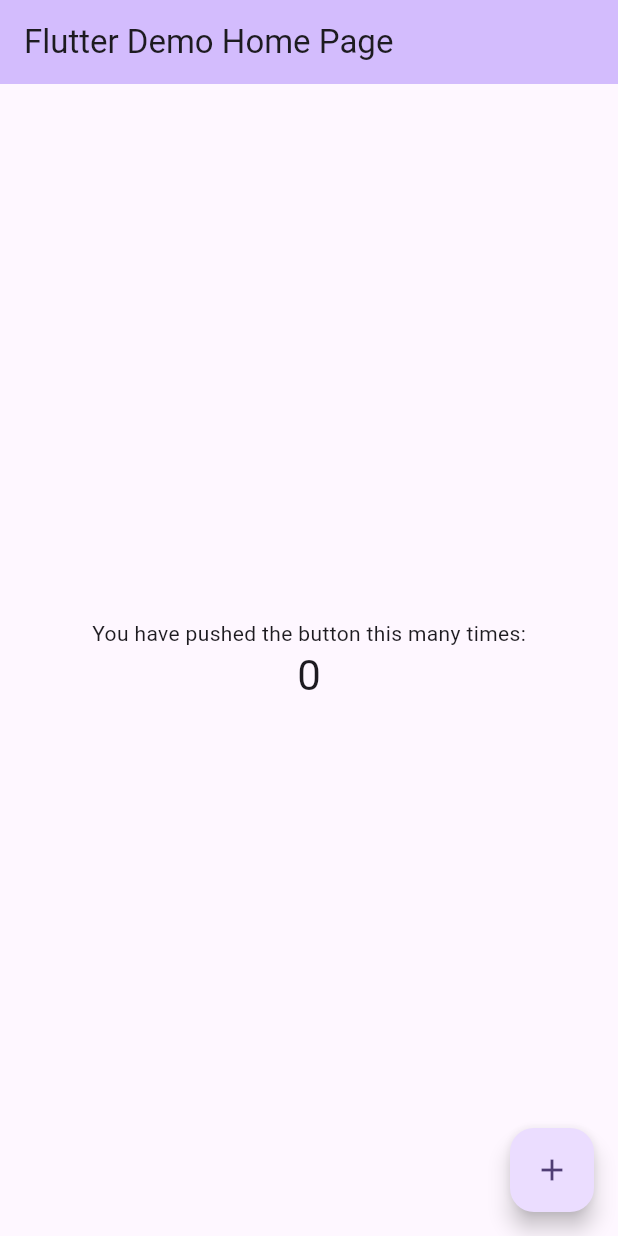
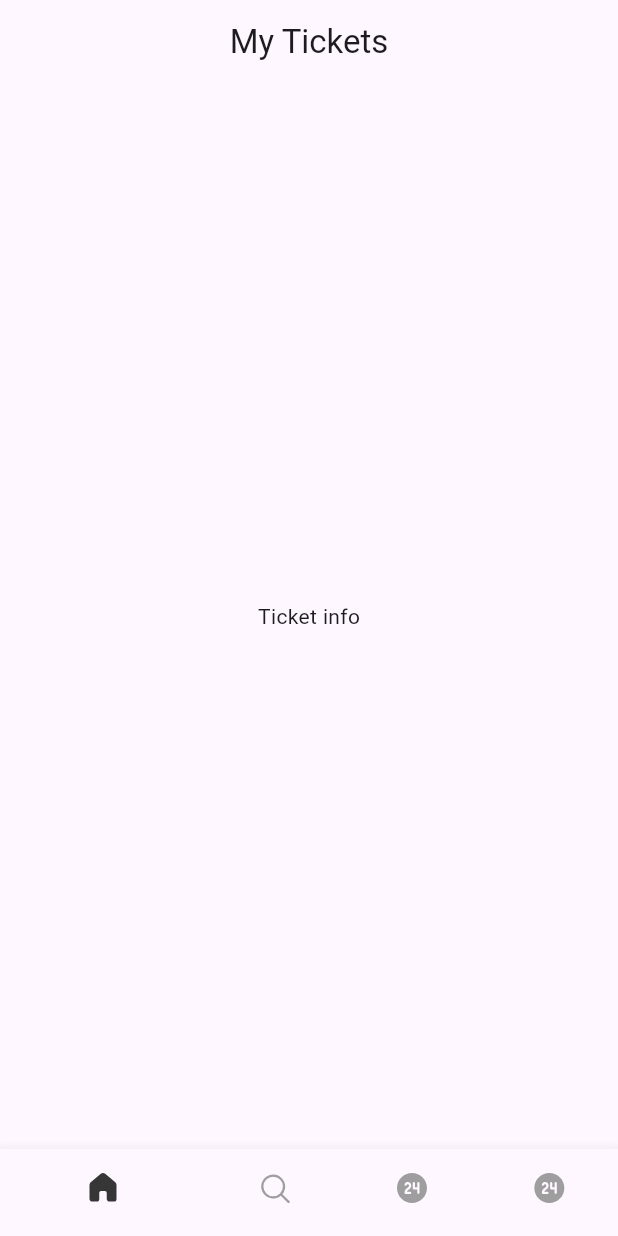
Before and after one commit to NDuc-Dev/sneaker_store_mobile_app, a Flutter app: the screen it shows after launch, on a phone screen of 412 x 824 dp. Run offline on Flutter 3.47's test engine with Material 3 defaults, Android fonts, the phone set to English and light mode, and no system bars; our stand-ins replace fluentui_icons.

Commit message:
update scaffold and bottom bar

```diff
--- /dev/null
+++ b/lib/core/bottom_nav_bar.dart
@@ -0,0 +1,44 @@
+import 'package:fluentui_icons/fluentui_icons.dart';
+import 'package:flutter/material.dart';
+
+class BottomNavBar extends StatefulWidget {
+  const BottomNavBar({super.key});
+
+  @override
+  State<BottomNavBar> createState() => _BottomNavBarState();
+}
+
+class _BottomNavBarState extends State<BottomNavBar> {
+  @override
+  Widget build(BuildContext context) {
+    return Scaffold(
+      appBar: AppBar(title: Center(child: Text("My Tickets"))),
+      body: Center(child: Text("Ticket info")),
+      bottomNavigationBar: BottomNavigationBar(
+        unselectedItemColor: Colors.grey,
+        selectedItemColor: const Color.fromARGB(255, 54, 54, 54),
+        showSelectedLabels: false,
+        items: const <BottomNavigationBarItem>[
+          BottomNavigationBarItem(
+            icon: Icon(FluentSystemIcons.ic_fluent_home_add_regular),
+            activeIcon: Icon(FluentSystemIcons.ic_fluent_home_filled),
+            label: "Home",
+          ),
+          BottomNavigationBarItem(
+            icon: Icon(FluentSystemIcons.ic_fluent_search_regular),
+            activeIcon: Icon(FluentSystemIcons.ic_fluent_search_filled),
+            label: "Search",
+          ),
+          BottomNavigationBarItem(
+            icon: Icon(FluentSystemIcons.ic_fluent_access_time_filled),
+            label: "Cart",
+          ),
+          BottomNavigationBarItem(
+            icon: Icon(FluentSystemIcons.ic_fluent_access_time_filled),
+            label: "Profile",
+          ),
+        ],
+      ),
+    );
+  }
+}
--- a/lib/main.dart
+++ b/lib/main.dart
@@ -1,4 +1,5 @@
 import 'package:flutter/material.dart';
+import 'package:snaeaker_store/core/bottom_nav_bar.dart';
 
 void main() {
   runApp(const MyApp());
@@ -7,116 +8,10 @@ void main() {
 class MyApp extends StatelessWidget {
   const MyApp({super.key});
 
-  // This widget is the root of your application.
   @override
   Widget build(BuildContext context) {
     return MaterialApp(
-      title: 'Flutter Demo',
-      theme: ThemeData(
-        // This is the theme of your application.
-        //
-        // TRY THIS: Try running your application with "flutter run". You'll see
-        // the application has a purple toolbar. Then, without quitting the app,
-        // try changing the seedColor in the colorScheme below to Colors.green
-        // and then invoke "hot reload" (save your changes or press the "hot
-        // reload" button in a Flutter-supported IDE, or press "r" if you used
-        // the command line to start the app).
-        //
-        // Notice that the counter didn't reset back to zero; the application
-        // state is not lost during the reload. To reset the state, use hot
-        // restart instead.
-        //
-        // This works for code too, not just values: Most code changes can be
-        // tested with just a hot reload.
-        colorScheme: ColorScheme.fromSeed(seedColor: Colors.deepPurple),
-      ),
-      home: const MyHomePage(title: 'Flutter Demo Home Page'),
+      home: BottomNavBar()
     );
   }
 }
-
-class MyHomePage extends StatefulWidget {
-  const MyHomePage({super.key, required this.title});
-
-  // This widget is the home page of your application. It is stateful, meaning
-  // that it has a State object (defined below) that contains fields that affect
-  // how it looks.
-
-  // This class is the configuration for the state. It holds the values (in this
-  // case the title) provided by the parent (in this case the App widget) and
-  // used by the build method of the State. Fields in a Widget subclass are
-  // always marked "final".
-
-  final String title;
-
-  @override
-  State<MyHomePage> createState() => _MyHomePageState();
-}
-
-class _MyHomePageState extends State<MyHomePage> {
-  int _counter = 0;
-
-  void _incrementCounter() {
-    setState(() {
-      // This call to setState tells the Flutter framework that something has
-      // changed in this State, which causes it to rerun the build method below
-      // so that the display can reflect the updated values. If we changed
-      // _counter without calling setState(), then the build method would not be
-      // called again, and so nothing would appear to happen.
-      _counter++;
-    });
-  }
-
-  @override
-  Widget build(BuildContext context) {
-    // This method is rerun every time setState is called, for instance as done
-    // by the _incrementCounter method above.
-    //
-    // The Flutter framework has been optimized to make rerunning build methods
-    // fast, so that you can just rebuild anything that needs updating rather
-    // than having to individually change instances of widgets.
-    return Scaffold(
-      appBar: AppBar(
-        // TRY THIS: Try changing the color here to a specific color (to
-        // Colors.amber, perhaps?) and trigger a hot reload to see the AppBar
-        // change color while the other colors stay the same.
-        backgroundColor: Theme.of(context).colorScheme.inversePrimary,
-        // Here we take the value from the MyHomePage object that was created by
-        // the App.build method, and use it to set our appbar title.
-        title: Text(widget.title),
-      ),
-      body: Center(
-        // Center is a layout widget. It takes a single child and positions it
-        // in the middle of the parent.
-        child: Column(
-          // Column is also a layout widget. It takes a list of children and
-          // arranges them vertically. By default, it sizes itself to fit its
-          // children horizontally, and tries to be as tall as its parent.
-          //
-          // Column has various properties to control how it sizes itself and
-          // how it positions its children. Here we use mainAxisAlignment to
-          // center the children vertically; the main axis here is the vertical
-          // axis because Columns are vertical (the cross axis would be
-          // horizontal).
-          //
-          // TRY THIS: Invoke "debug painting" (choose the "Toggle Debug Paint"
-          // action in the IDE, or press "p" in the console), to see the
-          // wireframe for each widget.
-          mainAxisAlignment: MainAxisAlignment.center,
-          children: <Widget>[
-            const Text('You have pushed the button this many times:'),
-            Text(
-              '$_counter',
-              style: Theme.of(context).textTheme.headlineMedium,
-            ),
-          ],
-        ),
-      ),
-      floatingActionButton: FloatingActionButton(
-        onPressed: _incrementCounter,
-        tooltip: 'Increment',
-        child: const Icon(Icons.add),
-      ), // This trailing comma makes auto-formatting nicer for build methods.
-    );
-  }
-}
--- a/pubspec.yaml
+++ b/pubspec.yaml
@@ -34,6 +34,7 @@ dependencies:
   # The following adds the Cupertino Icons font to your application.
   # Use with the CupertinoIcons class for iOS style icons.
   cupertino_icons: ^1.0.8
+  fluentui_icons: ^1.0.0
 
 dev_dependencies:
   flutter_test:
```
Also changed, not shown: pubspec.lock.
